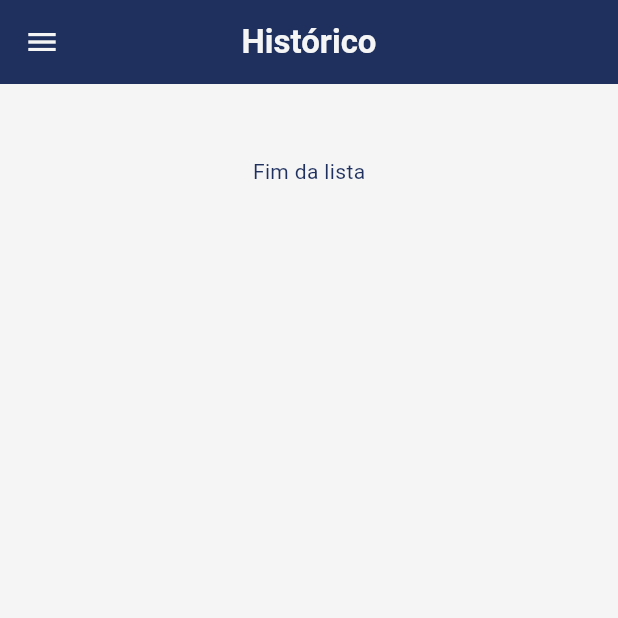
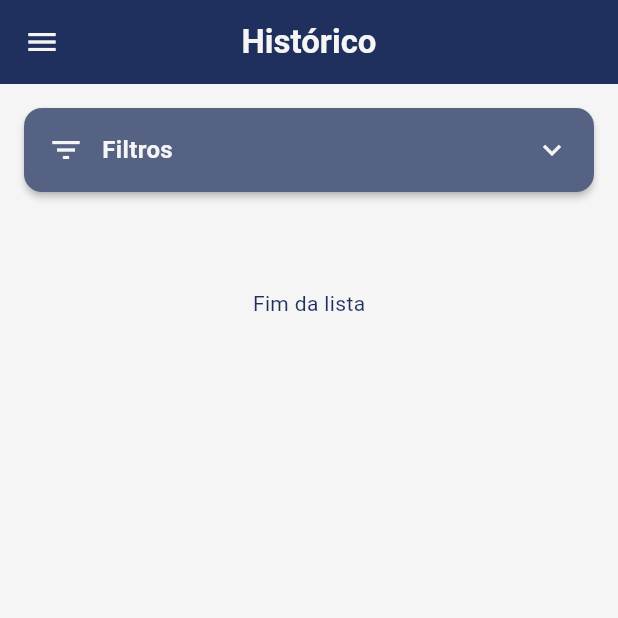
Before and after one commit to danguimaraes86/fiap-grupo-15-frontend, a Flutter app: the TransactionsListPage screen opened by its route, on a phone screen of 412 x 824 dp, the top half of it. Run offline on Flutter 3.47's test engine with Material 3 defaults, Android fonts, the phone set to English and light mode, and no system bars; our stand-ins replace cloud_firestore, firebase_auth, firebase_core; accounts and stored records are empty; generated files the repository leaves out were written again.

Commit message:
add: filtro de categoria e mês

```diff
--- a/lib/pages/dashboard/widgets/dasboard_body.dart
+++ b/lib/pages/dashboard/widgets/dasboard_body.dart
@@ -19,7 +19,7 @@ class _DashboardBodyState extends State<DashboardBody> {
   @override
   Widget build(BuildContext context) {
     Usuario? usuario = context.read<UserAuthProvider>().usuarioLogado;
-    context.watch<TransactionProvider>().handleGetAllTransaction(usuario!.uid);
+    context.read<TransactionProvider>().handleGetAllTransaction(usuario!.uid);
     return SingleChildScrollView(
       child: Column(
         children: [
--- a/lib/pages/transactions/transactions_list.dart
+++ b/lib/pages/transactions/transactions_list.dart
@@ -1,6 +1,7 @@
 import 'package:bytebank/models/transaction_model.dart';
 import 'package:bytebank/pages/dashboard/widgets/dashboard_app_bar.dart';
 import 'package:bytebank/pages/shared/drawer.dart';
+import 'package:bytebank/pages/transactions/widgets/transaction_filters_card.dart';
 import 'package:bytebank/pages/transactions/widgets/transaction_history_card.dart';
 import 'package:bytebank/providers/user_auth_provider.dart';
 import 'package:bytebank/services/transaction/transaction_service.dart';
@@ -15,9 +16,9 @@ class TransactionsListPage extends StatefulWidget {
 }
 
 class _TransactionsListPageState extends State<TransactionsListPage> {
-  // bool _filtersOpen = false;
-  // int? _month;
-  // TxType? _type;
+  bool _filtersOpen = false;
+  int? _selectedMonth;
+  CategoriasType? _selectedCategoria;
 
   final _transactionService = TransactionService();
   final _scrollController = ScrollController();
@@ -62,7 +63,8 @@ class _TransactionsListPageState extends State<TransactionsListPage> {
       final snapshot = await _transactionService.getTransactionsPaginated(userId);
 
       setState(() {
-        _transactions.addAll(snapshot.docs.map((doc) => doc.data()).toList());
+        final allTransactions = snapshot.docs.map((doc) => doc.data()).toList();
+        _transactions.addAll(_filterTransactions(allTransactions));
         _lastDocument = snapshot.docs.isNotEmpty ? snapshot.docs.last : null;
         _hasMore = snapshot.docs.length == 10;
         _isLoading = false;
@@ -90,7 +92,8 @@ class _TransactionsListPageState extends State<TransactionsListPage> {
       );
 
       setState(() {
-        _transactions.addAll(snapshot.docs.map((doc) => doc.data()).toList());
+        final allTransactions = snapshot.docs.map((doc) => doc.data()).toList();
+        _transactions.addAll(_filterTransactions(allTransactions));
         _lastDocument = snapshot.docs.isNotEmpty ? snapshot.docs.last : null;
         _hasMore = snapshot.docs.length == 10;
         _isLoading = false;
@@ -105,6 +108,16 @@ class _TransactionsListPageState extends State<TransactionsListPage> {
     }
   }
 
+  List<BytebankTransaction> _filterTransactions(List<BytebankTransaction> transactions) {
+    return transactions.where((transacao) {
+      bool matchesMonth =
+          _selectedMonth == null || transacao.dataCriacao.month == _selectedMonth;
+      bool matchesType =
+          _selectedCategoria == null || transacao.categoria == _selectedCategoria!.name;
+      return matchesMonth && matchesType;
+    }).toList();
+  }
+
   @override
   Widget build(BuildContext context) {
     return Scaffold(
@@ -114,6 +127,26 @@ class _TransactionsListPageState extends State<TransactionsListPage> {
       body: SafeArea(
         child: RefreshIndicator(
           onRefresh: _loadFirstPage,
+          child: Column(
+            children: [
+              TransactionFiltersCard(
+                isOpen: _filtersOpen,
+                selectedMonth: _selectedMonth,
+                selectedType: _selectedCategoria,
+                onToggle: () => setState(() => _filtersOpen = !_filtersOpen),
+                onMonthChanged: (month) => setState(() => _selectedMonth = month),
+                onCategoriaChanged: (categoria) =>
+                    setState(() => _selectedCategoria = categoria),
+                onApply: _loadFirstPage,
+                onClear: () {
+                  setState(() {
+                    _selectedMonth = null;
+                    _selectedCategoria = null;
+                  });
+                  _loadFirstPage();
+                },
+              ),
+              Expanded(
                 child: _transactions.isEmpty && _isLoading
                     ? const Center(child: CircularProgressIndicator())
                     : ListView.builder(
@@ -133,7 +166,9 @@ class _TransactionsListPageState extends State<TransactionsListPage> {
                                 child: Center(
                                   child: Text(
                                     'Fim da lista',
-                              style: TextStyle(color: Theme.of(context).colorScheme.primary),
+                                    style: TextStyle(
+                                      color: Theme.of(context).colorScheme.primary,
+                                    ),
                                   ),
                                 ),
                               );
@@ -144,63 +179,10 @@ class _TransactionsListPageState extends State<TransactionsListPage> {
                         },
                       ),
               ),
+            ],
           ),
-
-      // SafeArea(
-      //   child: RefreshIndicator(
-      //     onRefresh: _loadFirstPage,
-      //     child: CustomScrollView(
-      //       controller: _scroll,
-      //       slivers: [
-      //         SliverAppBar(
-      //           title: Text('Histórico de Transações'),
-      //           backgroundColor: SystemColors.primary,
-      //           foregroundColor: SystemColors.background,
-      //           elevation: 0,
-      //           floating: true,
-      //           snap: true,
-      //         ),
-      //         SliverToBoxAdapter(
-      //           child: FiltersCard(
-      //             open: _filtersOpen,
-      //             month: _month,
-      //             type: _type,
-      //             onToggle: () => setState(() => _filtersOpen = !_filtersOpen),
-      //             onMonthChanged: (m) => setState(() => _month = m),
-      //             onTypeChanged: (t) => setState(() => _type = t),
-      //             onApply: _loadFirstPage,
-      //             onClear: () {
-      //               setState(() {
-      //                 _month = null;
-      //                 _type = null;
-      //               });
-      //               _loadFirstPage();
-      //             },
-      //           ),
-      //         ),
-      //         SliverPadding(
-      //           padding: const EdgeInsets.all(12),
-      //           sliver: SliverList.builder(
-      //             itemCount: _items.length + (_isLoading || _hasMore ? 1 : 0),
-      //             itemBuilder: (context, i) {
-      //               if (i >= _items.length) {
-      //                 return Padding(
-      //                   padding: const EdgeInsets.symmetric(vertical: 24),
-      //                   child: Center(
-      //                     child: _hasMore
-      //                         ? const CircularProgressIndicator()
-      //                         : const Text('Fim da lista'),
-      //                   ),
-      //                 );
-      //               }
-      //               return _TransactionCard(item: _items[i]);
-      //             },
-      //           ),
-      //         ),
-      //       ],
-      //     ),
-      //   ),
-      // ),
+        ),
+      ),
     );
   }
 }
--- /dev/null
+++ b/lib/pages/transactions/widgets/transaction_filters_card.dart
@@ -0,0 +1,199 @@
+import 'package:bytebank/models/transaction_model.dart';
+import 'package:flutter/material.dart';
+
+class TransactionFiltersCard extends StatelessWidget {
+  final bool isOpen;
+  final int? selectedMonth;
+  final CategoriasType? selectedType;
+  final VoidCallback onToggle;
+  final Function(int?) onMonthChanged;
+  final Function(CategoriasType?) onCategoriaChanged;
+  final VoidCallback onApply;
+  final VoidCallback onClear;
+
+  const TransactionFiltersCard({
+    super.key,
+    required this.isOpen,
+    required this.selectedMonth,
+    required this.selectedType,
+    required this.onToggle,
+    required this.onMonthChanged,
+    required this.onCategoriaChanged,
+    required this.onApply,
+    required this.onClear,
+  });
+
+  @override
+  Widget build(BuildContext context) {
+    final colorScheme = Theme.of(context).colorScheme;
+
+    return Card(
+      margin: const EdgeInsets.all(16),
+      elevation: 2,
+      child: Column(
+        children: [
+          InkWell(
+            onTap: onToggle,
+            child: Padding(
+              padding: const EdgeInsets.all(16),
+              child: Row(
+                children: [
+                  Icon(Icons.filter_list, color: colorScheme.onPrimary),
+                  const SizedBox(width: 12),
+                  Text(
+                    'Filtros',
+                    style: TextStyle(
+                      fontSize: 16,
+                      fontWeight: FontWeight.bold,
+                      color: colorScheme.onPrimary,
+                    ),
+                  ),
+                  const Spacer(),
+                  if (selectedMonth != null || selectedType != null)
+                    Container(
+                      padding: const EdgeInsets.symmetric(horizontal: 8, vertical: 4),
+                      decoration: BoxDecoration(
+                        color: colorScheme.primary,
+                        borderRadius: BorderRadius.circular(12),
+                      ),
+                      child: Text(
+                        'Ativos',
+                        style: TextStyle(color: colorScheme.onPrimary, fontSize: 12),
+                      ),
+                    ),
+                  const SizedBox(width: 8),
+                  Icon(
+                    isOpen ? Icons.expand_less : Icons.expand_more,
+                    color: colorScheme.onPrimary,
+                  ),
+                ],
+              ),
+            ),
+          ),
+          if (isOpen) ...[
+            const Divider(height: 1),
+            Padding(
+              padding: const EdgeInsets.all(16),
+              child: Column(
+                crossAxisAlignment: CrossAxisAlignment.start,
+                children: [
+                  // Filtro de Mês
+                  Text(
+                    'Mês',
+                    style: TextStyle(
+                      fontSize: 14,
+                      fontWeight: FontWeight.w600,
+                      color: colorScheme.onSurface,
+                    ),
+                  ),
+                  const SizedBox(height: 8),
+                  DropdownButtonFormField<int>(
+                    value: selectedMonth,
+                    decoration: InputDecoration(
+                      hintText: 'Selecione o mês',
+                      border: OutlineInputBorder(borderRadius: BorderRadius.circular(8)),
+                      contentPadding: const EdgeInsets.symmetric(
+                        horizontal: 12,
+                        vertical: 8,
+                      ),
+                    ),
+                    items: [
+                      const DropdownMenuItem(value: null, child: Text('Todos os meses')),
+                      ...List.generate(12, (index) {
+                        final month = index + 1;
+                        return DropdownMenuItem(
+                          value: month,
+                          child: Text(_getMonthName(month)),
+                        );
+                      }),
+                    ],
+                    onChanged: onMonthChanged,
+                  ),
+                  const SizedBox(height: 16),
+
+                  // Filtro de Tipo
+                  Text(
+                    'Categoria',
+                    style: TextStyle(
+                      fontSize: 14,
+                      fontWeight: FontWeight.w600,
+                      color: colorScheme.onSurface,
+                    ),
+                  ),
+                  const SizedBox(height: 8),
+                  DropdownButtonFormField<CategoriasType>(
+                    value: selectedType,
+                    decoration: InputDecoration(
+                      hintText: 'Selecione a categoria',
+                      border: OutlineInputBorder(borderRadius: BorderRadius.circular(8)),
+                      contentPadding: const EdgeInsets.symmetric(
+                        horizontal: 12,
+                        vertical: 8,
+                      ),
+                    ),
+                    items: [
+                      const DropdownMenuItem(value: null, child: Text('Todos os tipos')),
+                      ...CategoriasType.values.map((categoria) {
+                        return DropdownMenuItem(
+                          value: categoria,
+                          child: Text(categoria.descricao),
+                        );
+                      }),
+                    ],
+                    onChanged: onCategoriaChanged,
+                  ),
+                  const SizedBox(height: 16),
+
+                  // Botões de Ação
+                  Row(
+                    children: [
+                      Expanded(
+                        child: OutlinedButton(
+                          onPressed: onClear,
+                          style: ButtonStyle(
+                            backgroundColor: WidgetStateProperty.all(Theme.of(context).colorScheme.onPrimary),
+                            foregroundColor: WidgetStateProperty.all(Theme.of(context).colorScheme.primary),
+                          ),
+                          child: Text('Limpar'),
+                        ),
+                      ),
+                      const SizedBox(width: 12),
+                      Expanded(
+                        child: ElevatedButton(
+                          onPressed: onApply,
+                          style: ButtonStyle(
+                            backgroundColor: WidgetStateProperty.all(Theme.of(context).colorScheme.primary),
+                            foregroundColor: WidgetStateProperty.all(Theme.of(context).colorScheme.onPrimary),
+                          ),
+                          child: const Text('Aplicar'),
+                        ),
+                      ),
+                    ],
+                  ),
+                ],
+              ),
+            ),
+          ],
+        ],
+      ),
+    );
+  }
+
+  String _getMonthName(int month) {
+    const months = [
+      'Janeiro',
+      'Fevereiro',
+      'Março',
+      'Abril',
+      'Maio',
+      'Junho',
+      'Julho',
+      'Agosto',
+      'Setembro',
+      'Outubro',
+      'Novembro',
+      'Dezembro',
+    ];
+    return months[month - 1];
+  }
+}
```
Also changed, not shown: lib/pages/transactions/models.dart (deleted, +0 -31 lines), lib/pages/transactions/widgets/history_filter_card.dart (deleted, +0 -154 lines). Lines whose indentation alone changed are shown as unchanged.
